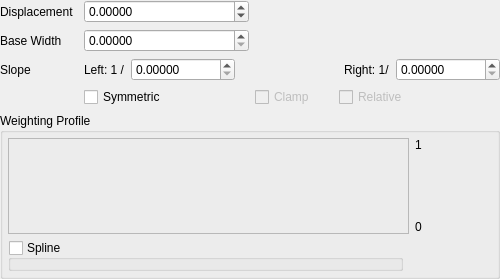
This is Source/Applications/AppCommon/UI/qtCMBFunctionWedgeEditor.ui in cnsuhao/cmb as Qt 5 draws it before an edit. The edited form follows.
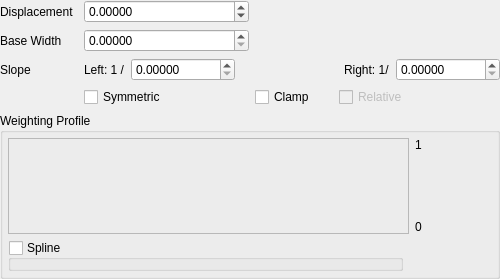
This is the edited form.

```diff
--- a/Source/Applications/AppCommon/UI/qtCMBFunctionWedgeEditor.ui
+++ b/Source/Applications/AppCommon/UI/qtCMBFunctionWedgeEditor.ui
@@ -225,7 +225,7 @@
    <item row="4" column="3">
     <widget class="QCheckBox" name="clamp">
      <property name="enabled">
-      <bool>false</bool>
+      <bool>true</bool>
      </property>
      <property name="text">
       <string>Clamp</string>
```
